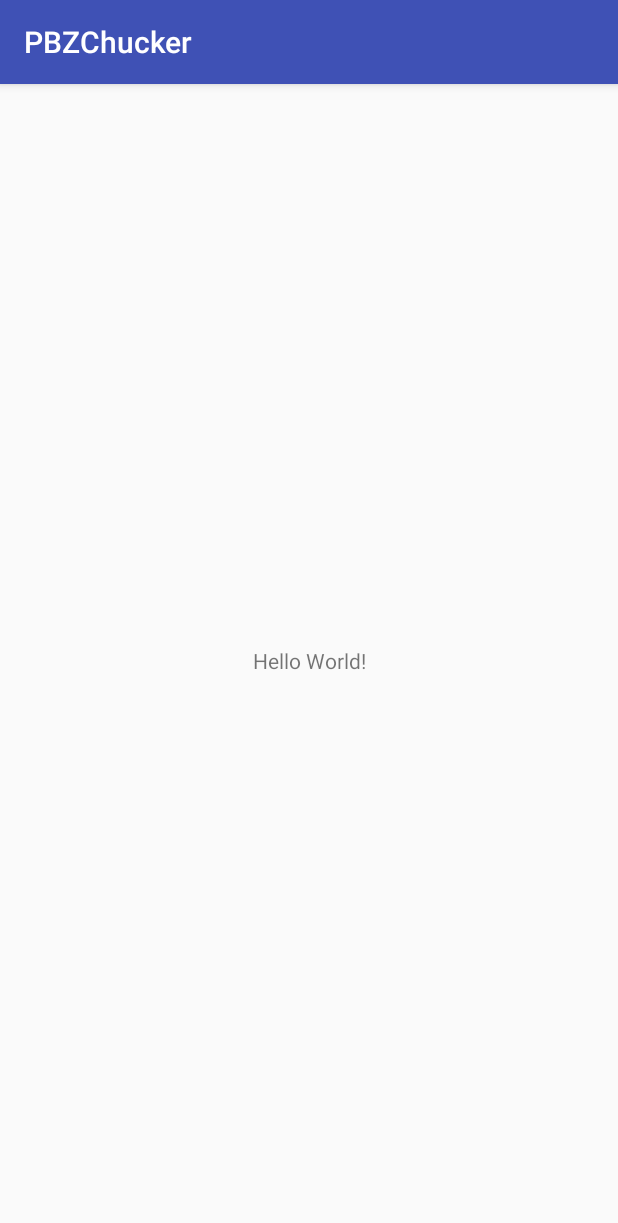
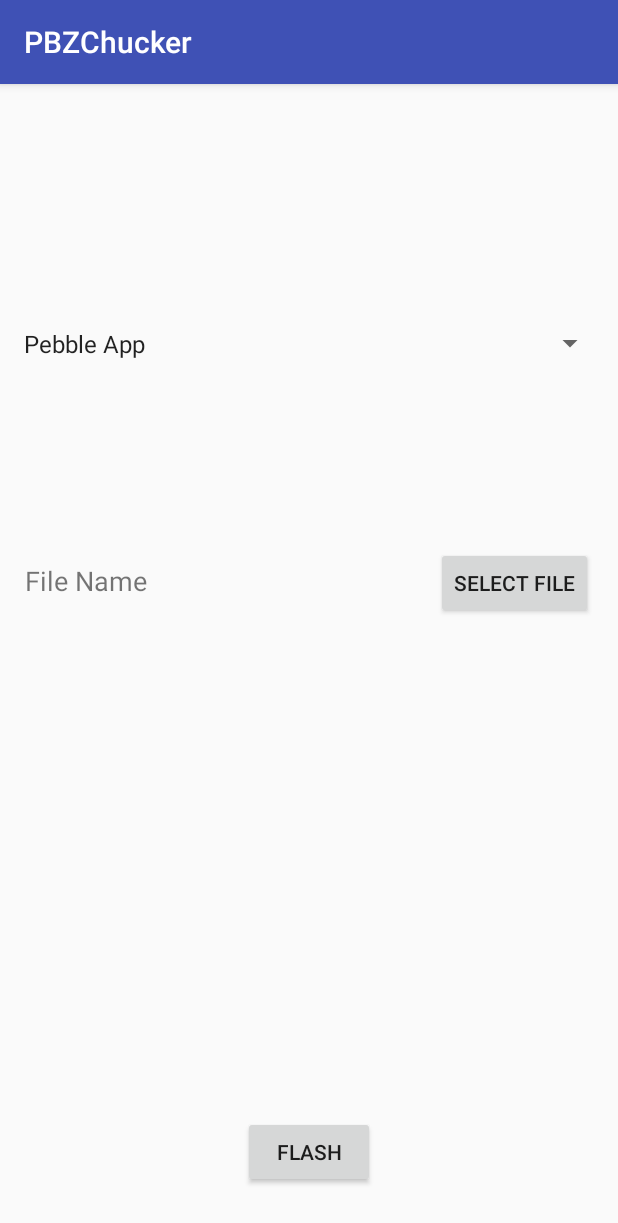
Before and after one commit to crc-32/PBZChucker, an Android app: the screen it shows after launch (MainActivity), on a phone screen of 412 x 824 dp. Shown: the top 1223 px of the screen. Run offline under Robolectric (Android 15) with nearby library versions, the phone set to English and light mode, and no system bars.

Commit message:
Set up activity layout

```diff
--- a/app/src/main/res/layout/activity_main.xml
+++ b/app/src/main/res/layout/activity_main.xml
@@ -6,13 +6,64 @@
     android:layout_height="match_parent"
     tools:context="org.crc32.pbzchucker.MainActivity">
 
-    <TextView
+    <Spinner
+        android:id="@+id/spinner"
+        android:layout_width="0dp"
+        android:layout_height="42dp"
+        android:layout_marginBottom="450dp"
+        android:layout_marginEnd="8dp"
+        android:layout_marginStart="8dp"
+        android:layout_marginTop="28dp"
+        android:entries="@array/app_selection"
+        app:layout_constraintBottom_toBottomOf="parent"
+        app:layout_constraintEnd_toEndOf="parent"
+        app:layout_constraintStart_toStartOf="parent"
+        app:layout_constraintTop_toTopOf="parent" />
+
+    <Button
+        android:id="@+id/button"
         android:layout_width="wrap_content"
         android:layout_height="wrap_content"
-        android:text="Hello World!"
+        android:layout_marginBottom="345dp"
+        android:layout_marginEnd="16dp"
+        android:layout_marginRight="16dp"
+        android:layout_marginStart="26dp"
+        android:layout_marginLeft="26dp"
+        android:layout_marginTop="48dp"
+        android:text="Select File"
         app:layout_constraintBottom_toBottomOf="parent"
-        app:layout_constraintLeft_toLeftOf="parent"
-        app:layout_constraintRight_toRightOf="parent"
-        app:layout_constraintTop_toTopOf="parent" />
+        app:layout_constraintEnd_toEndOf="parent"
+        app:layout_constraintStart_toEndOf="@+id/textView"
+        app:layout_constraintTop_toBottomOf="@+id/spinner" />
 
+    <TextView
+        android:id="@+id/textView"
+        android:layout_width="wrap_content"
+        android:layout_height="24dp"
+        android:layout_marginBottom="361dp"
+        android:layout_marginEnd="166dp"
+        android:layout_marginRight="166dp"
+        android:layout_marginStart="16dp"
+        android:layout_marginLeft="16dp"
+        android:layout_marginTop="60dp"
+        android:text="File Name"
+        android:textAlignment="center"
+        android:textSize="18sp"
+        app:layout_constraintBottom_toBottomOf="parent"
+        app:layout_constraintEnd_toStartOf="@+id/button"
+        app:layout_constraintHorizontal_bias="1.0"
+        app:layout_constraintStart_toStartOf="parent"
+        app:layout_constraintTop_toBottomOf="@+id/spinner" />
+
+    <Button
+        android:id="@+id/button2"
+        android:layout_width="wrap_content"
+        android:layout_height="wrap_content"
+        android:layout_marginBottom="32dp"
+        android:layout_marginEnd="148dp"
+        android:layout_marginStart="148dp"
+        android:text="Flash"
+        app:layout_constraintBottom_toBottomOf="parent"
+        app:layout_constraintEnd_toEndOf="parent"
+        app:layout_constraintStart_toStartOf="parent" />
 </android.support.constraint.ConstraintLayout>
--- a/app/src/main/res/values/strings.xml
+++ b/app/src/main/res/values/strings.xml
@@ -1,3 +1,8 @@
 <resources>
     <string name="app_name">PBZChucker</string>
+
+    <string-array name="app_selection">
+        <item>Pebble App</item>
+        <item>Gadgetbridge</item>
+    </string-array>
 </resources>
```
